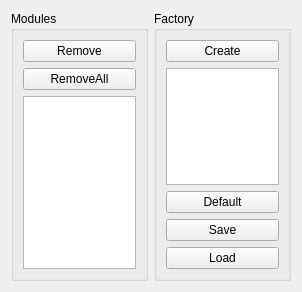
Above: Modular1/QModularManagerWidget.ui from djeemie2000/SynthPlayground before the change. Below: the same form after it.
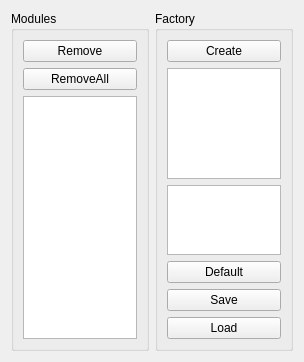
That is the form after the change.

Commit message: Modular factory: show modules per category #140

Diff of the .ui file:
```diff
--- a/Modular1/QModularManagerWidget.ui
+++ b/Modular1/QModularManagerWidget.ui
@@ -6,8 +6,8 @@
    <rect>
     <x>0</x>
     <y>0</y>
-    <width>302</width>
-    <height>292</height>
+    <width>304</width>
+    <height>362</height>
    </rect>
   </property>
   <property name="windowTitle">
@@ -58,7 +58,24 @@
        </widget>
       </item>
       <item>
-       <widget class="QListWidget" name="listWidget_ModuleTypes"/>
+       <widget class="QListWidget" name="listWidget_ModuleCategories">
+        <property name="sizePolicy">
+         <sizepolicy hsizetype="Expanding" vsizetype="Preferred">
+          <horstretch>0</horstretch>
+          <verstretch>0</verstretch>
+         </sizepolicy>
+        </property>
+       </widget>
+      </item>
+      <item>
+       <widget class="QListWidget" name="listWidget_ModuleTypes">
+        <property name="sizePolicy">
+         <sizepolicy hsizetype="Expanding" vsizetype="Expanding">
+          <horstretch>0</horstretch>
+          <verstretch>3</verstretch>
+         </sizepolicy>
+        </property>
+       </widget>
       </item>
       <item>
        <widget class="QPushButton" name="pushButton_Default">
```
The commit also changes 11 other files.
